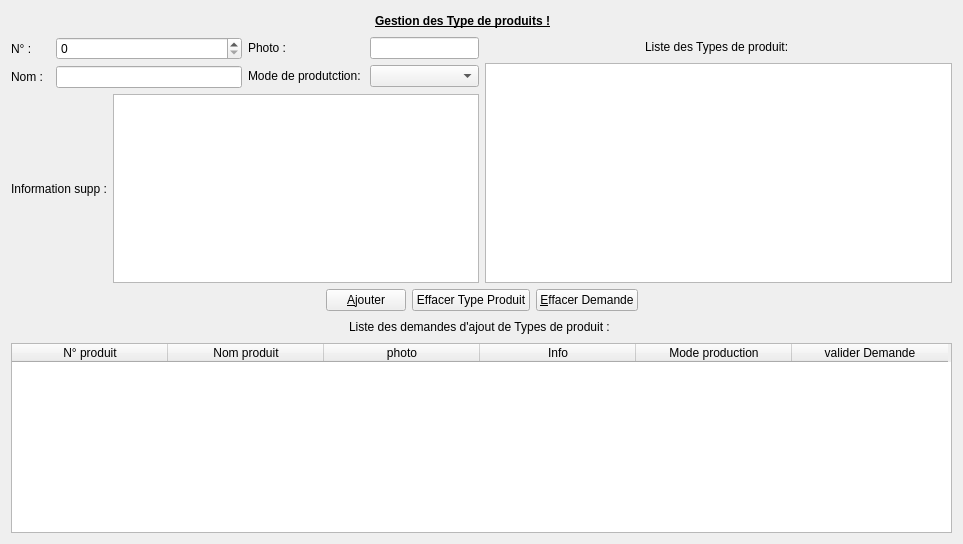
Above: Application back office/NwBackOffice/typeproduit.ui from kevcours/NewWorld before the change. Below: the same form after it.
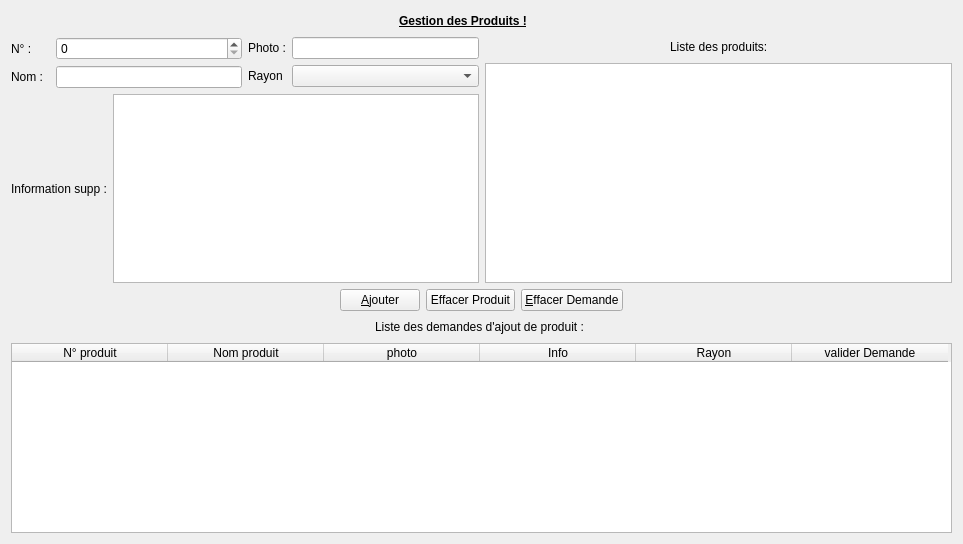
That is the form after the change. Icons and pictures are not drawn.

The edit to the form file:
```diff
--- a/Application back office/NwBackOffice/typeproduit.ui
+++ b/Application back office/NwBackOffice/typeproduit.ui
@@ -41,7 +41,7 @@
           </font>
          </property>
          <property name="text">
-          <string>Gestion des Type de produits !</string>
+          <string>Gestion des Produits !</string>
          </property>
         </widget>
        </item>
@@ -119,7 +119,7 @@
              <item row="1" column="0">
               <widget class="QLabel" name="label_8">
                <property name="text">
-                <string>Mode de produtction: </string>
+                <string>Rayon</string>
                </property>
               </widget>
              </item>
@@ -174,7 +174,7 @@
            <item>
             <widget class="QLabel" name="label_2">
              <property name="text">
-              <string>Liste des Types de produit: </string>
+              <string>Liste des produits:</string>
              </property>
             </widget>
            </item>
@@ -229,7 +229,7 @@
        <item>
         <widget class="QPushButton" name="pushButton">
          <property name="text">
-          <string>Effacer Type Produit</string>
+          <string>Effacer Produit</string>
          </property>
          <property name="icon">
           <iconset resource="nWBackOffice.qrc">
@@ -283,7 +283,7 @@
          <item>
           <widget class="QLabel" name="label_3">
            <property name="text">
-            <string>Liste des demandes d'ajout de Types de produit : </string>
+            <string>Liste des demandes d'ajout de produit : </string>
            </property>
           </widget>
          </item>
@@ -344,7 +344,7 @@
          </column>
          <column>
           <property name="text">
-           <string>Mode production</string>
+           <string>Rayon</string>
           </property>
          </column>
          <column>
```
Left out of the diff: 4 changed lines with no effect on the pictures.
